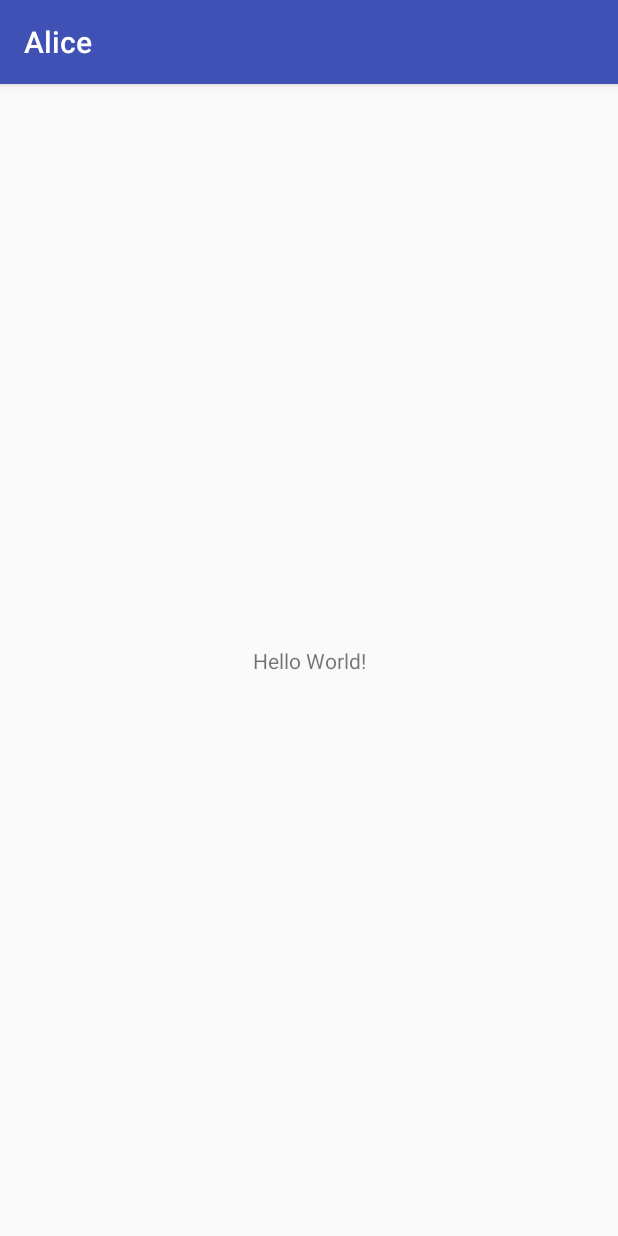
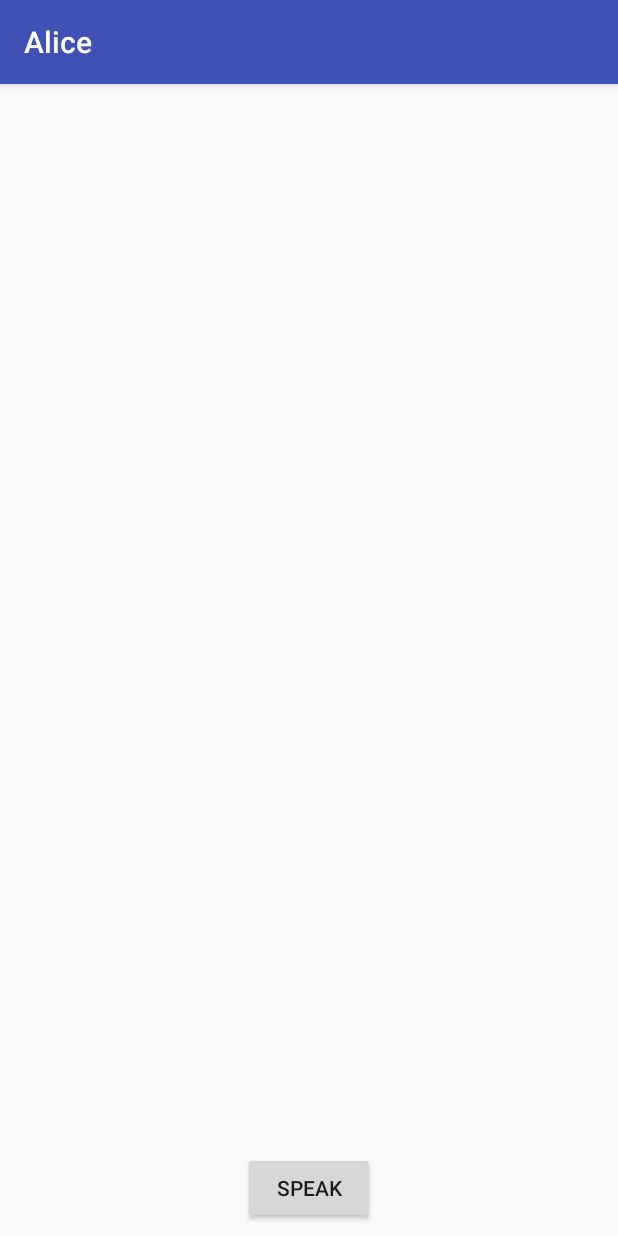
Before and after one commit to AletOne/Alice, an Android app: the screen it shows after launch (MainActivity), on a phone screen of 412 x 824 dp. Run offline under Robolectric (Android 15) with nearby library versions, the phone set to English and light mode, and no system bars.

Commit message:
Speech to text test

```diff
--- a/app/src/main/AndroidManifest.xml
+++ b/app/src/main/AndroidManifest.xml
@@ -2,6 +2,7 @@
 <manifest xmlns:android="http://schemas.android.com/apk/res/android"
     package="com.example.wang.alice">
 
+    <uses-permission android:name="android.permission.RECORD_AUDIO" />
     <application
         android:allowBackup="true"
         android:icon="@mipmap/ic_launcher"
--- a/app/src/main/java/com/example/wang/alice/MainActivity.java
+++ b/app/src/main/java/com/example/wang/alice/MainActivity.java
@@ -1,13 +1,111 @@
 package com.example.wang.alice;
 
+import android.content.Intent;
+import android.speech.RecognitionListener;
+import android.speech.RecognizerIntent;
+import android.speech.SpeechRecognizer;
 import android.support.v7.app.AppCompatActivity;
 import android.os.Bundle;
+import android.util.Log;
+import android.view.View;
+import android.widget.Button;
+
+import java.util.List;
 
 public class MainActivity extends AppCompatActivity {
+
+    private Button speakBtn;
+    private SpeechRecognizer mSpeechRecognizer;
+    private boolean isListening;
+    private Intent mSpeechRecognizerIntent;
 
     @Override
     protected void onCreate(Bundle savedInstanceState) {
         super.onCreate(savedInstanceState);
         setContentView(R.layout.activity_main);
+        speakBtn = findViewById(R.id.speak_btn);
+
+        mSpeechRecognizer = SpeechRecognizer.createSpeechRecognizer(this);
+        mSpeechRecognizerIntent = new Intent(RecognizerIntent.ACTION_RECOGNIZE_SPEECH);
+        mSpeechRecognizerIntent.putExtra(RecognizerIntent.EXTRA_LANGUAGE_MODEL,
+                                            RecognizerIntent.LANGUAGE_MODEL_FREE_FORM);
+        mSpeechRecognizerIntent.putExtra(RecognizerIntent.EXTRA_CALLING_PACKAGE,
+                                            this.getPackageName());
+
+        SpeechRecognitionListener listener = new SpeechRecognitionListener();
+        mSpeechRecognizer.setRecognitionListener(listener);
+
+        speakBtn.setOnClickListener(new View.OnClickListener() {
+            @Override
+            public void onClick(View v) {
+                isListening = true;
+                if (isListening){
+                    Log.d("Speech", "Ready for Speech");
+                    mSpeechRecognizer.startListening(mSpeechRecognizerIntent);
+                }
+            }
+        });
+    }
+
+
+    class SpeechRecognitionListener implements RecognitionListener {
+
+        @Override
+        public void onReadyForSpeech(Bundle params) {
+            Log.d("Speech", "Ready for Speech");
+        }
+
+        @Override
+        public void onBeginningOfSpeech() {
+            Log.d("Speech", "Begin Speech");
+        }
+
+        @Override
+        public void onRmsChanged(float rmsdB) {
+
+        }
+
+        @Override
+        public void onBufferReceived(byte[] buffer) {
+
+        }
+
+        @Override
+        public void onEndOfSpeech() {
+            Log.d("Speech", "End Speech");
+            isListening = false;
+        }
+
+        @Override
+        public void onError(int error) {
+
+        }
+
+        @Override
+        public void onResults(Bundle results) {
+            List<String> result = results.getStringArrayList(SpeechRecognizer.RESULTS_RECOGNITION);
+            for (String s : result){
+                Log.d("Speech", s);
+            }
+
+        }
+
+        @Override
+        public void onPartialResults(Bundle partialResults) {
+
+        }
+
+        @Override
+        public void onEvent(int eventType, Bundle params) {
+
+        }
+    }
+
+    @Override
+    protected void onDestroy() {
+        super.onDestroy();
+        if (mSpeechRecognizer != null){
+            mSpeechRecognizer.destroy();
+        }
     }
 }
--- a/app/src/main/res/layout/activity_main.xml
+++ b/app/src/main/res/layout/activity_main.xml
@@ -6,13 +6,15 @@
     android:layout_height="match_parent"
     tools:context="com.example.wang.alice.MainActivity">
 
-    <TextView
+    <Button
+        android:id="@+id/speak_btn"
         android:layout_width="wrap_content"
         android:layout_height="wrap_content"
-        android:text="Hello World!"
+        android:layout_marginBottom="8dp"
+        android:layout_marginEnd="8dp"
+        android:layout_marginStart="8dp"
+        android:text="Speak"
         app:layout_constraintBottom_toBottomOf="parent"
-        app:layout_constraintLeft_toLeftOf="parent"
-        app:layout_constraintRight_toRightOf="parent"
-        app:layout_constraintTop_toTopOf="parent" />
-
+        app:layout_constraintEnd_toEndOf="parent"
+        app:layout_constraintStart_toStartOf="parent" />
 </android.support.constraint.ConstraintLayout>
```
Also changed, not shown: 13 other files.
